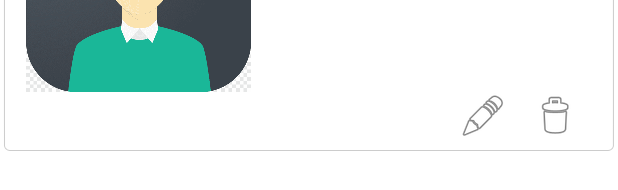
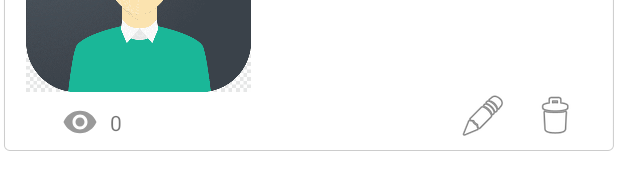
Before and after one commit to BALASHOWILYA/Obmen_JAVA, an Android app: the layout item_ads.xml on its own in the app's theme, with its tools: preview values and no code run, on a phone screen of 412 x 824 dp. Shown: the part 202-392 px from the top of the screen. Run offline under Robolectric (Android 15) with nearby library versions, the phone set to English and light mode, and no system bars.

Commit message:
TotalView

```diff
--- a/app/src/main/java/com/sad_ballala_projects/obmenknigami_java/utils/MyConstants.java
+++ b/app/src/main/java/com/sad_ballala_projects/obmenknigami_java/utils/MyConstants.java
@@ -12,6 +12,8 @@ public class MyConstants {
     public static final String UID = "uid_" + MainActivity.class.getName();
     public static final String TIME = "time_" + MainActivity.class.getName();
     public static final String CAT = "cat_" + MainActivity.class.getName();
+    public static final String TOTAL_VIEWS = "total_views_" + MainActivity.class.getName();
+
     public static final String EDIT_STATE = "edit_state_" + MainActivity.class.getName();
 
 }
--- /dev/null
+++ b/app/src/main/res/drawable-anydpi/ic_eye.xml
@@ -0,0 +1,11 @@
+<vector xmlns:android="http://schemas.android.com/apk/res/android"
+    android:width="24dp"
+    android:height="24dp"
+    android:viewportWidth="24"
+    android:viewportHeight="24"
+    android:tint="#818181"
+    android:alpha="0.8">
+  <path
+      android:fillColor="#ffffff"
+      android:pathData="M12,4.5C7,4.5 2.73,7.61 1,12c1.73,4.39 6,7.5 11,7.5s9.27,-3.11 11,-7.5c-1.73,-4.39 -6,-7.5 -11,-7.5zM12,17c-2.76,0 -5,-2.24 -5,-5s2.24,-5 5,-5 5,2.24 5,5 -2.24,5 -5,5zM12,9c-1.66,0 -3,1.34 -3,3s1.34,3 3,3 3,-1.34 3,-3 -1.34,-3 -3,-3z"/>
+</vector>
--- a/app/src/main/res/layout/item_ads.xml
+++ b/app/src/main/res/layout/item_ads.xml
@@ -95,4 +95,25 @@
             app:srcCompat="@android:drawable/ic_menu_delete" />
     </LinearLayout>
 
+    <ImageView
+        android:id="@+id/imageView2"
+        android:layout_width="wrap_content"
+        android:layout_height="wrap_content"
+        android:layout_marginStart="32dp"
+        android:layout_marginTop="8dp"
+        app:layout_constraintBottom_toBottomOf="parent"
+        app:layout_constraintStart_toStartOf="parent"
+        app:layout_constraintTop_toBottomOf="@+id/imAds"
+        app:srcCompat="@drawable/ic_eye" />
+
+    <TextView
+        android:id="@+id/tvTotalViews"
+        android:layout_width="wrap_content"
+        android:layout_height="wrap_content"
+        android:layout_marginStart="8dp"
+        android:text="0"
+        app:layout_constraintBottom_toBottomOf="@+id/imageView2"
+        app:layout_constraintStart_toEndOf="@+id/imageView2"
+        app:layout_constraintTop_toTopOf="@+id/imageView2" />
+
 </androidx.constraintlayout.widget.ConstraintLayout>
```
Also changed, not shown: app/src/main/java/com/sad_ballala_projects/obmenknigami_java/DbManager.java (+14 -0 lines), app/src/main/java/com/sad_ballala_projects/obmenknigami_java/EditActivity.java (+7 -2 lines), app/src/main/java/com/sad_ballala_projects/obmenknigami_java/NewPost.java (+10 -0 lines), app/src/main/java/com/sad_ballala_projects/obmenknigami_java/adapter/PostAdapter.java (+6 -2 lines), app/src/main/res/drawable-hdpi/ic_eye.png (added), app/src/main/res/drawable-mdpi/ic_eye.png (added), app/src/main/res/drawable-xhdpi/ic_eye.png (added), app/src/main/res/drawable-xxhdpi/ic_eye.png (added).
